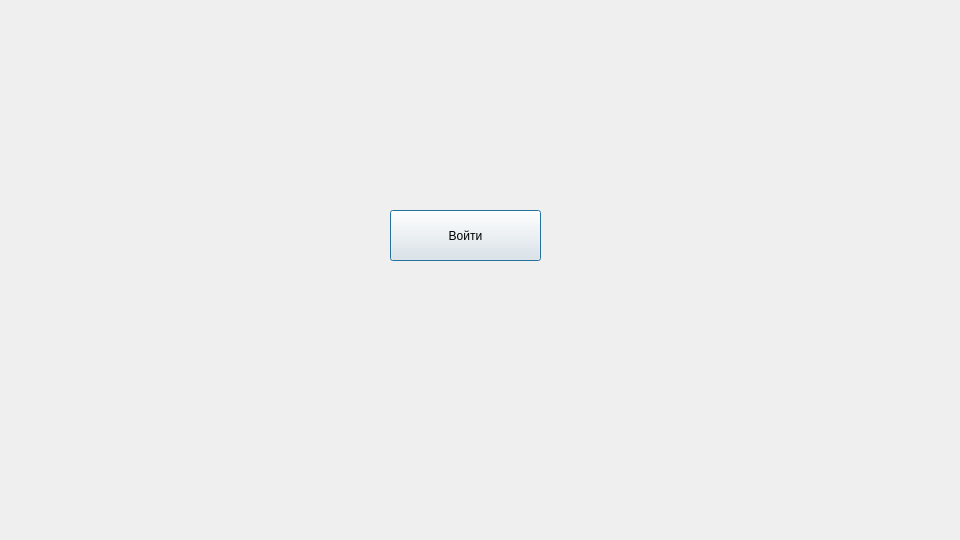
The window that authwindow.ui (mrxdata/AltromonLauncherV2) describes before a commit, drawn with Qt 5.
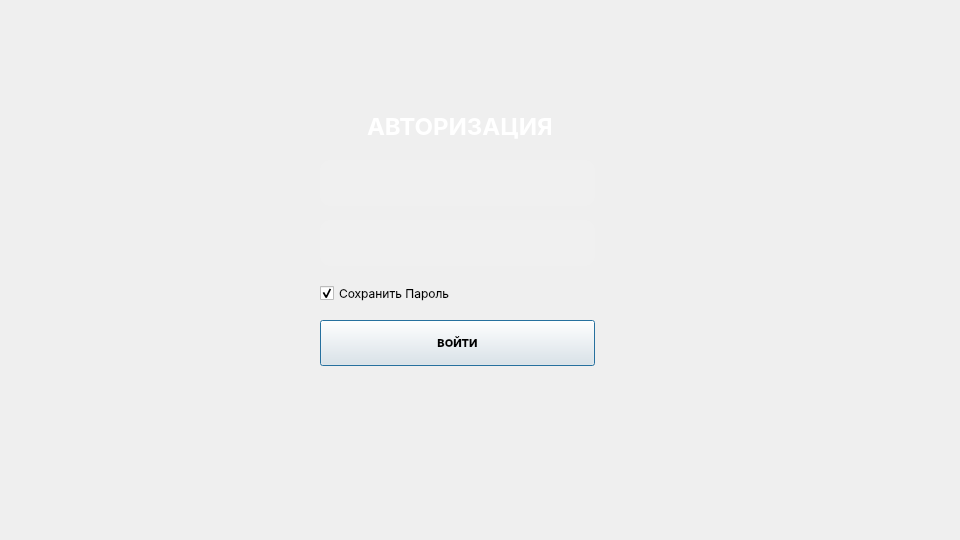
The same window after the commit.

```diff
--- a/authwindow.ui
+++ b/authwindow.ui
@@ -13,17 +13,154 @@
   <property name="windowTitle">
    <string/>
   </property>
+  <widget class="QLineEdit" name="passForm">
+   <property name="geometry">
+    <rect>
+     <x>320</x>
+     <y>220</y>
+     <width>275</width>
+     <height>46</height>
+    </rect>
+   </property>
+   <property name="font">
+    <font>
+     <family>Inter</family>
+     <pointsize>-1</pointsize>
+     <bold>true</bold>
+    </font>
+   </property>
+   <property name="styleSheet">
+    <string notr="true">QLineEdit {
+    background-color: rgba(255, 255, 255, 0.05);
+    color: #E6E6E6; 
+    border-radius: 10px; 
+    padding: 10px; 
+    font-size: 16px; 
+	font-weight: bold;
+    text-align: center
+}</string>
+   </property>
+   <property name="echoMode">
+    <enum>QLineEdit::EchoMode::Password</enum>
+   </property>
+  </widget>
+  <widget class="QLineEdit" name="loginForm">
+   <property name="geometry">
+    <rect>
+     <x>320</x>
+     <y>160</y>
+     <width>275</width>
+     <height>46</height>
+    </rect>
+   </property>
+   <property name="font">
+    <font>
+     <family>Inter</family>
+     <pointsize>-1</pointsize>
+     <bold>true</bold>
+    </font>
+   </property>
+   <property name="styleSheet">
+    <string notr="true">QLineEdit {
+    background-color: rgba(255, 255, 255, 0.05);
+    color: #E6E6E6; 
+    border-radius: 10px; 
+    padding: 10px; 
+    font-size: 16px; 
+	font-weight: bold;
+    text-align: center
+}</string>
+   </property>
+  </widget>
+  <widget class="QCheckBox" name="SavePass">
+   <property name="geometry">
+    <rect>
+     <x>320</x>
+     <y>270</y>
+     <width>275</width>
+     <height>46</height>
+    </rect>
+   </property>
+   <property name="font">
+    <font>
+     <family>Inter</family>
+    </font>
+   </property>
+   <property name="text">
+    <string>Сохранить Пароль</string>
+   </property>
+   <property name="iconSize">
+    <size>
+     <width>24</width>
+     <height>24</height>
+    </size>
+   </property>
+   <property name="checked">
+    <bool>true</bool>
+   </property>
+   <property name="tristate">
+    <bool>false</bool>
+   </property>
+  </widget>
   <widget class="QPushButton" name="authButton">
+   <property name="enabled">
+    <bool>true</bool>
+   </property>
    <property name="geometry">
     <rect>
-     <x>390</x>
-     <y>210</y>
-     <width>151</width>
+     <x>320</x>
+     <y>320</y>
+     <width>275</width>
+     <height>46</height>
+    </rect>
+   </property>
+   <property name="sizePolicy">
+    <sizepolicy hsizetype="Fixed" vsizetype="Fixed">
+     <horstretch>0</horstretch>
+     <verstretch>0</verstretch>
+    </sizepolicy>
+   </property>
+   <property name="font">
+    <font>
+     <family>Inter ExtraBold</family>
+     <pointsize>8</pointsize>
+     <italic>false</italic>
+     <bold>true</bold>
+    </font>
+   </property>
+   <property name="styleSheet">
+    <string notr="true"/>
+   </property>
+   <property name="text">
+    <string>ВОЙТИ</string>
+   </property>
+  </widget>
+  <widget class="QLabel" name="authText">
+   <property name="geometry">
+    <rect>
+     <x>350</x>
+     <y>100</y>
+     <width>211</width>
      <height>51</height>
     </rect>
    </property>
+   <property name="font">
+    <font>
+     <family>Inter</family>
+     <pointsize>-1</pointsize>
+     <bold>true</bold>
+    </font>
+   </property>
+   <property name="styleSheet">
+    <string notr="true">QLabel {
+    color: #FFFFFF;
+    padding: 10px; 
+    font-size: 24px; 
+    text-align: center; 
+}</string>
+   </property>
    <property name="text">
-    <string>Войти</string>
+    <string>АВТОРИЗАЦИЯ</string>
    </property>
   </widget>
  </widget>
```
